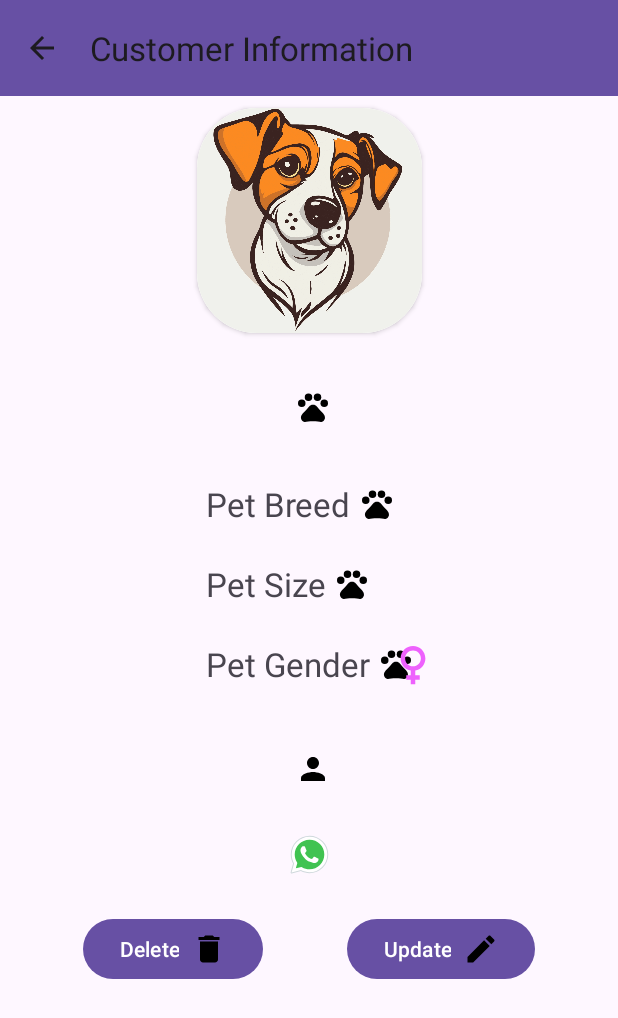
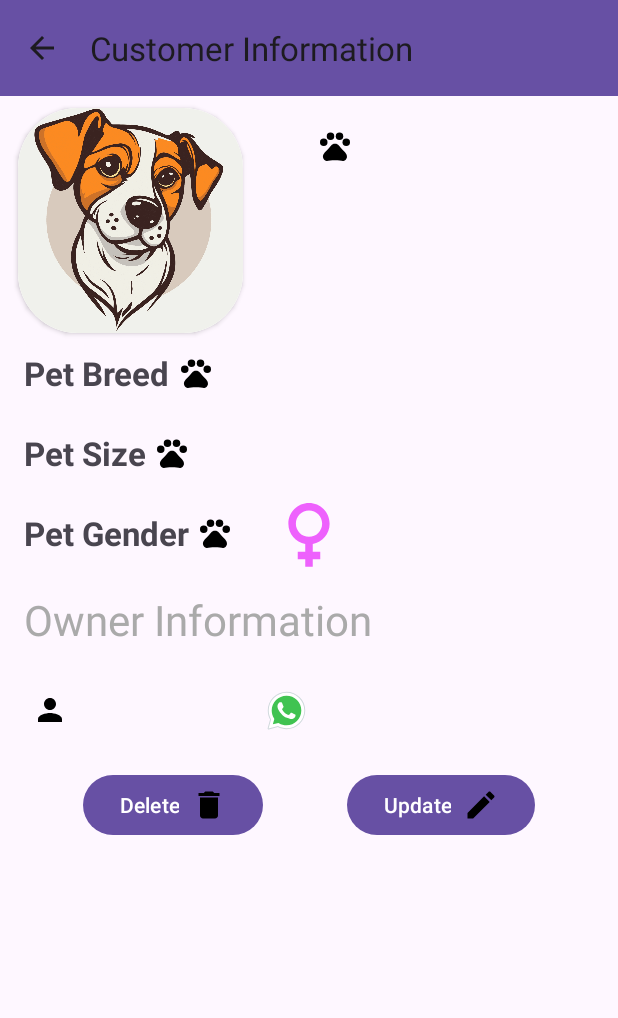
Before and after one commit to ArtRagazzi/WePets, an Android app: the CustomerActivity screen opened directly, with no data from a screen before it, on a phone screen of 412 x 824 dp. Shown: the top 1018 px of the screen. Run offline under Robolectric (Android 15) with nearby library versions, the phone set to English and light mode, and no system bars; pictures from the network do not load; 1 statement that could not run was skipped.

Commit message:
Ajustando Customer Activity e Image

```diff
--- a/app/src/main/java/com/example/wepets/adapter/CustomerAdapter.kt
+++ b/app/src/main/java/com/example/wepets/adapter/CustomerAdapter.kt
@@ -26,6 +26,7 @@ class CustomerAdapter(private val onItemClickListener: (Pet) -> Unit):RecyclerVi
 
             Glide.with(customerItemBinding.root.context)
                 .load(customer.photoUrl)
+                .circleCrop()
                 .error(R.drawable.dogdefault)
                 .into(customerItemBinding.ivProfile)
 
--- a/app/src/main/java/com/example/wepets/model/Pet.kt
+++ b/app/src/main/java/com/example/wepets/model/Pet.kt
@@ -18,6 +18,7 @@ data class Pet(
     val sexPet:String,
     val ownerName:String,
     val phoneNumber:String,
-    val photoUrl:String?
+    val photoUrl:String?,
+    val notes:String = ""
 
 ): Parcelable
--- a/app/src/main/java/com/example/wepets/ui/contact/CustomerActivity.kt
+++ b/app/src/main/java/com/example/wepets/ui/contact/CustomerActivity.kt
@@ -65,6 +65,7 @@ class CustomerActivity : AppCompatActivity() {
                     putExtra("customer", customer)
                 }
                 startActivity(intent)
+                finish()
             }
 
         }else{
@@ -96,6 +97,7 @@ class CustomerActivity : AppCompatActivity() {
         binding.txtPetBreed.setText(customer.breed.replaceFirstChar { it.uppercase() })
         binding.txtOwnerName.setText(customer.ownerName.replaceFirstChar { it.uppercase() })
         binding.txtOwnerPhone.setText(customer.phoneNumber)
+        binding.tvNotes.setText(customer.notes)
 
         Glide.with(this)
             .load(getGender(customer.sexPet))
--- a/app/src/main/java/com/example/wepets/ui/contact/UpdatePetActivity.kt
+++ b/app/src/main/java/com/example/wepets/ui/contact/UpdatePetActivity.kt
@@ -79,6 +79,7 @@ class UpdatePetActivity : AppCompatActivity() {
         }
         binding.tiOwnerName.setText(customer.ownerName)
         binding.tiOwnerPhone.setText(customer.phoneNumber)
+        binding.tiNotes.setText(customer.notes)
 
     }
 
@@ -104,12 +105,14 @@ class UpdatePetActivity : AppCompatActivity() {
         } else {
             petSex = "Macho"
         }
+        val petNote = binding.tiNotes.text.toString()
 
-        val customerToUpdate = Pet(oldCustomerId,petName,petSize,petBreed,petSex,ownerName,ownerPhone,petUrl)
+        val customerToUpdate = Pet(oldCustomerId,petName,petSize,petBreed,petSex,ownerName,ownerPhone,petUrl,petNote)
 
         CoroutineScope(Dispatchers.IO).launch {
             petDao.update(customerToUpdate)
         }
+
     }
 
 
--- a/app/src/main/res/layout/activity_customer.xml
+++ b/app/src/main/res/layout/activity_customer.xml
@@ -26,10 +26,10 @@
         android:id="@+id/cardView"
         android:layout_width="150dp"
         android:layout_height="150dp"
+        android:layout_marginStart="12dp"
+        android:layout_marginTop="8dp"
         android:elevation="5dp"
-        android:layout_marginTop="8dp"
         app:cardCornerRadius="40dp"
-        app:layout_constraintEnd_toEndOf="parent"
         app:layout_constraintStart_toStartOf="parent"
         app:layout_constraintTop_toBottomOf="@+id/toolbar">
 
@@ -47,15 +47,15 @@
         android:id="@+id/txtPetName"
         android:layout_width="wrap_content"
         android:layout_height="wrap_content"
-        android:layout_marginTop="24dp"
         android:drawableEnd="@drawable/ic_pet"
         android:drawablePadding="5dp"
         android:textSize="38sp"
         android:textStyle="bold"
         app:layout_constraintEnd_toEndOf="parent"
+        app:layout_constraintHorizontal_bias="0.2"
         app:layout_constraintHorizontal_chainStyle="packed"
-        app:layout_constraintStart_toStartOf="parent"
-        app:layout_constraintTop_toBottomOf="@+id/cardView"
+        app:layout_constraintStart_toEndOf="@+id/cardView"
+        app:layout_constraintTop_toTopOf="@+id/cardView"
         tools:text="Nina" />
 
 
@@ -63,27 +63,25 @@
         android:id="@+id/labelPetBreed"
         android:layout_width="wrap_content"
         android:layout_height="wrap_content"
-        android:layout_marginTop="24dp"
+        android:layout_marginTop="12dp"
         android:drawableEnd="@drawable/ic_pet"
         android:drawablePadding="5dp"
         android:text="Pet Breed"
         android:textSize="22sp"
+        android:textStyle="bold"
         app:layout_constraintEnd_toStartOf="@+id/txtPetBreed"
-        app:layout_constraintHorizontal_bias="0.5"
+        app:layout_constraintHorizontal_bias="0.2"
         app:layout_constraintHorizontal_chainStyle="packed"
         app:layout_constraintStart_toStartOf="parent"
-        app:layout_constraintTop_toBottomOf="@+id/txtPetName" />
+        app:layout_constraintTop_toBottomOf="@+id/cardView" />
 
     <TextView
         android:id="@+id/txtPetBreed"
         android:layout_width="wrap_content"
         android:layout_height="wrap_content"
-        android:layout_marginStart="12dp"
         android:textSize="22sp"
         app:layout_constraintBottom_toBottomOf="@+id/labelPetBreed"
-        app:layout_constraintEnd_toEndOf="parent"
-        app:layout_constraintHorizontal_bias="0.5"
-        app:layout_constraintStart_toEndOf="@+id/labelPetBreed"
+        app:layout_constraintStart_toStartOf="@+id/tvNotes"
         app:layout_constraintTop_toTopOf="@+id/labelPetBreed"
         tools:text="Vira Lata" />
 
@@ -96,6 +94,7 @@
         android:drawablePadding="5dp"
         android:text="Pet Size"
         android:textSize="22sp"
+        android:textStyle="bold"
         app:layout_constraintHorizontal_chainStyle="packed"
         app:layout_constraintStart_toStartOf="@+id/labelPetBreed"
         app:layout_constraintTop_toBottomOf="@+id/labelPetBreed" />
@@ -107,9 +106,10 @@
         android:layout_height="wrap_content"
         android:textSize="22sp"
         app:layout_constraintBottom_toBottomOf="@+id/labelPetSize"
+        app:layout_constraintEnd_toEndOf="@+id/txtPetBreed"
         app:layout_constraintStart_toStartOf="@+id/txtPetBreed"
         app:layout_constraintTop_toTopOf="@+id/labelPetSize"
-        tools:text="Vira Lata" />
+        tools:text="Pequeno" />
 
     <TextView
         android:id="@+id/labelPetSex"
@@ -120,47 +120,55 @@
         android:drawablePadding="5dp"
         android:text="Pet Gender"
         android:textSize="22sp"
+        android:textStyle="bold"
         app:layout_constraintHorizontal_chainStyle="packed"
         app:layout_constraintStart_toStartOf="@+id/labelPetSize"
         app:layout_constraintTop_toBottomOf="@+id/labelPetSize" />
 
     <ImageView
         android:id="@+id/ivPetSex"
-        android:layout_width="40dp"
-        android:layout_height="36dp"
+        android:layout_width="60dp"
+        android:layout_height="60dp"
         app:layout_constraintBottom_toBottomOf="@+id/labelPetSex"
         app:layout_constraintEnd_toEndOf="@+id/txtPetSize"
         app:layout_constraintStart_toStartOf="@+id/txtPetSize"
         app:layout_constraintTop_toTopOf="@+id/labelPetSex"
         app:srcCompat="@drawable/ic_female" />
 
+    <TextView
+        android:id="@+id/tvOwnerLabel"
+        android:layout_width="wrap_content"
+        android:layout_height="wrap_content"
+        android:layout_marginTop="24dp"
+        android:text="Owner Information"
+        android:textSize="28sp"
+        android:textColor="@android:color/darker_gray"
+        app:layout_constraintStart_toStartOf="@+id/labelPetSex"
+        app:layout_constraintTop_toBottomOf="@+id/labelPetSex" />
 
     <TextView
         android:id="@+id/txtOwnerName"
         android:layout_width="wrap_content"
         android:layout_height="wrap_content"
-        android:layout_marginTop="38dp"
         android:drawableEnd="@drawable/ic_person"
         android:drawablePadding="5dp"
         android:textSize="26sp"
+        android:layout_marginTop="24dp"
         android:textStyle="bold"
-        app:layout_constraintEnd_toEndOf="parent"
-        app:layout_constraintHorizontal_chainStyle="packed"
-        app:layout_constraintStart_toStartOf="parent"
-        app:layout_constraintTop_toBottomOf="@+id/labelPetSex"
+        app:layout_constraintStart_toStartOf="@+id/labelPetSex"
+        app:layout_constraintTop_toBottomOf="@+id/tvOwnerLabel"
         tools:text="Artur Oliveira" />
 
     <TextView
         android:id="@+id/txtOwnerPhone"
         android:layout_width="wrap_content"
         android:layout_height="wrap_content"
-        android:layout_marginTop="24dp"
         android:drawableEnd="@drawable/ic_wpp"
         android:inputType="number"
         android:textSize="18sp"
-        app:layout_constraintEnd_toEndOf="@+id/txtOwnerName"
-        app:layout_constraintStart_toStartOf="@+id/txtOwnerName"
-        app:layout_constraintTop_toBottomOf="@+id/txtOwnerName"
+        app:layout_constraintBottom_toBottomOf="@+id/txtOwnerName"
+        app:layout_constraintStart_toStartOf="@+id/ivPetSex"
+        app:layout_constraintTop_toTopOf="@+id/txtOwnerName"
         tools:text="1999138-2999" />
 
     <Button
@@ -168,8 +176,8 @@
         android:layout_width="wrap_content"
         android:layout_height="wrap_content"
         android:layout_marginTop="24dp"
+        android:drawableEnd="@drawable/ic_delete"
         android:text="Delete"
-        android:drawableEnd="@drawable/ic_delete"
         app:layout_constraintEnd_toStartOf="@+id/btnUpdate"
         app:layout_constraintHorizontal_bias="0.5"
         app:layout_constraintStart_toStartOf="parent"
@@ -179,12 +187,23 @@
         android:id="@+id/btnUpdate"
         android:layout_width="wrap_content"
         android:layout_height="wrap_content"
+        android:drawableEnd="@drawable/ic_edit"
         android:text="Update"
-        android:drawableEnd="@drawable/ic_edit"
         app:layout_constraintBottom_toBottomOf="@+id/btnDelete"
         app:layout_constraintEnd_toEndOf="parent"
         app:layout_constraintHorizontal_bias="0.5"
         app:layout_constraintStart_toEndOf="@+id/btnDelete"
         app:layout_constraintTop_toTopOf="@+id/btnDelete" />
 
+    <TextView
+        android:id="@+id/tvNotes"
+        android:layout_width="196dp"
+        android:layout_height="84dp"
+        app:layout_constraintBottom_toBottomOf="@+id/cardView"
+        app:layout_constraintStart_toStartOf="@+id/txtPetName"
+        app:layout_constraintTop_toBottomOf="@+id/txtPetName"
+        tools:text="Alegico a Tesouras e shampoos" />
+
+
+
 </androidx.constraintlayout.widget.ConstraintLayout>
```
Also changed, not shown: app/src/main/AndroidManifest.xml (+19 -7 lines), app/src/main/java/com/example/wepets/ui/contact/NewPetActivity.kt (+20 -9 lines), app/src/main/res/layout/activity_new_pet.xml (+14 -2 lines), app/src/main/res/layout/activity_update_pet.xml (+14 -1 lines).
